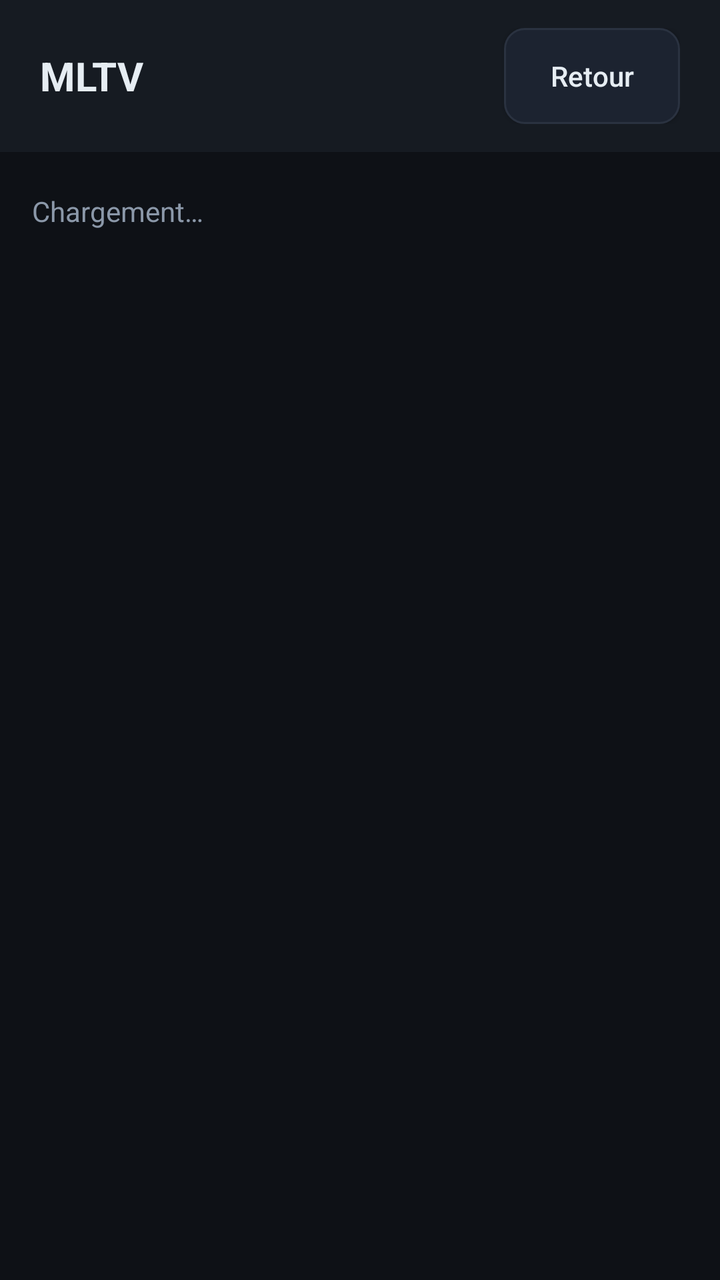
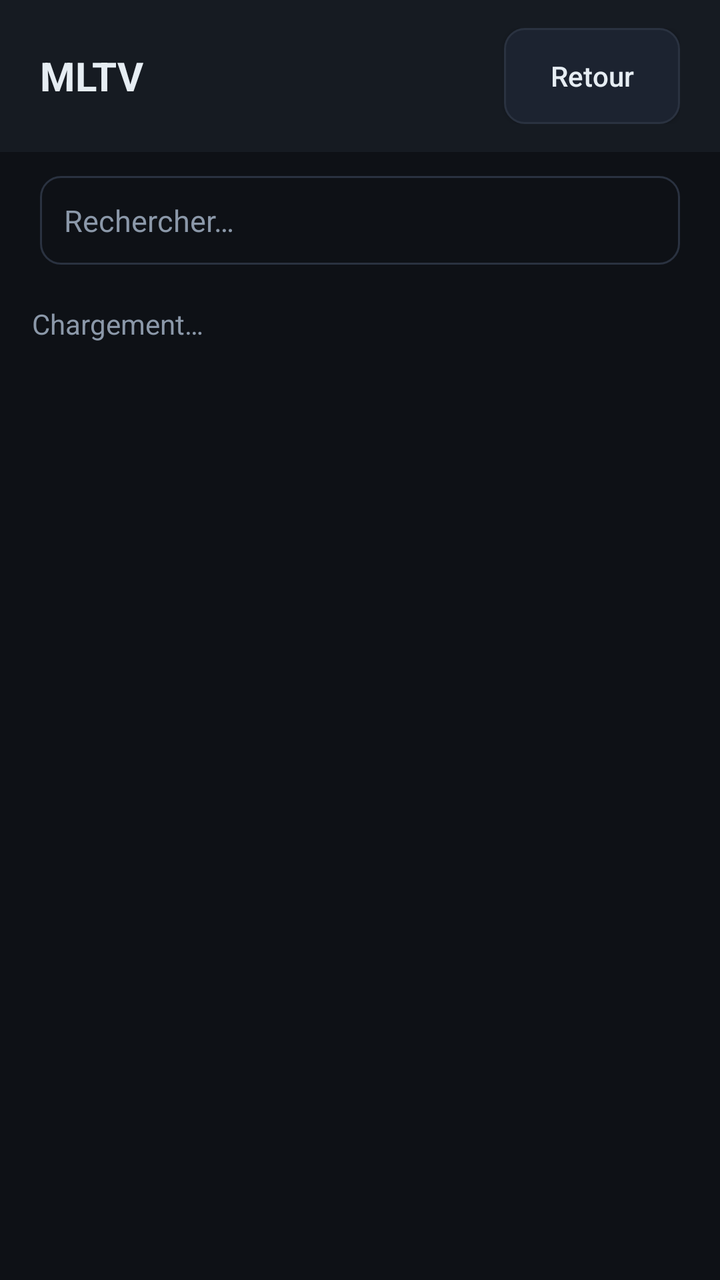

Screens rendered from an Android XML layout before and after an edit, with the pre-edit source and the edit as a unified diff.
<!-- AndroidManifest.xml: application theme Theme.MLTV -->
<!-- res/layout/activity_grid.xml -->
<?xml version="1.0" encoding="utf-8"?>
<LinearLayout xmlns:android="http://schemas.android.com/apk/res/android"
    android:layout_width="match_parent"
    android:layout_height="match_parent"
    android:orientation="vertical"
    android:background="@color/bg">

    <LinearLayout
        android:layout_width="match_parent"
        android:layout_height="wrap_content"
        android:orientation="horizontal"
        android:gravity="center_vertical"
        android:paddingHorizontal="20dp"
        android:paddingVertical="14dp"
        android:background="@color/panel">

        <TextView
            android:id="@+id/tv_header"
            android:layout_width="0dp"
            android:layout_height="wrap_content"
            android:layout_weight="1"
            android:text="@string/app_name"
            android:textColor="@color/txt"
            android:textSize="20sp"
            android:textStyle="bold" />

        <Button
            android:id="@+id/btn_back"
            android:layout_width="wrap_content"
            android:layout_height="wrap_content"
            android:background="@drawable/btn_secondary"
            android:text="Retour"
            android:textColor="@color/txt"
            android:textAllCaps="false"
            android:textSize="14sp"
            android:paddingHorizontal="16dp" />
    </LinearLayout>

    <androidx.recyclerview.widget.RecyclerView
        android:id="@+id/rv_cats"
        android:layout_width="match_parent"
        android:layout_height="wrap_content"
        android:paddingHorizontal="16dp"
        android:paddingTop="10dp"
        android:clipToPadding="false"
        android:scrollbars="none" />

    <TextView
        android:id="@+id/tv_status"
        android:layout_width="match_parent"
        android:layout_height="wrap_content"
        android:paddingHorizontal="16dp"
        android:paddingVertical="10dp"
        android:text="Chargement…"
        android:textColor="@color/muted"
        android:textSize="14sp" />

    <androidx.recyclerview.widget.RecyclerView
        android:id="@+id/rv_grid"
        android:layout_width="match_parent"
        android:layout_height="0dp"
        android:layout_weight="1"
        android:paddingHorizontal="14dp"
        android:clipToPadding="false"
        android:scrollbars="vertical" />
</LinearLayout>
<!-- resources referenced by this layout -->
<resources>
  <color name="bg">#FF0E1116</color>
  <color name="muted">#FF8B98A9</color>
  <color name="panel">#FF161B22</color>
  <color name="txt">#FFE6EDF3</color>
  <!-- drawable btn_secondary (drawable) -->
  <?xml version="1.0" encoding="utf-8"?>
  <selector xmlns:android="http://schemas.android.com/apk/res/android">
      <item android:state_focused="true">
          <shape android:shape="rectangle">
              <solid android:color="@color/panel2" />
              <stroke android:width="2dp" android:color="@color/accent" />
              <corners android:radius="10dp" />
          </shape>
      </item>
      <item>
          <shape android:shape="rectangle">
              <solid android:color="@color/panel2" />
              <stroke android:width="1dp" android:color="@color/line" />
              <corners android:radius="10dp" />
          </shape>
      </item>
  </selector>
  <string name="app_name">MLTV</string>
  <style name="Theme.MLTV" parent="Theme.AppCompat.NoActionBar">
          <item name="android:windowBackground">@color/bg</item>
          <item name="android:statusBarColor">@color/bg</item>
          <item name="android:colorBackground">@color/bg</item>
      </style>
  <color name="panel2">#FF1C2330</color>
  <color name="accent">#FFFF7A18</color>
  <color name="line">#FF2A3240</color>
</resources>

<!-- the commit's change to res/layout/activity_grid.xml (unified diff, before → after) -->
@@ -36,6 +36,22 @@
             android:paddingHorizontal="16dp" />
     </LinearLayout>
 
+    <EditText
+        android:id="@+id/et_search"
+        android:layout_width="match_parent"
+        android:layout_height="wrap_content"
+        android:layout_marginHorizontal="20dp"
+        android:layout_marginTop="12dp"
+        android:background="@drawable/field_bg"
+        android:padding="12dp"
+        android:hint="Rechercher…"
+        android:textColorHint="@color/muted"
+        android:textColor="@color/txt"
+        android:textSize="15sp"
+        android:inputType="text"
+        android:imeOptions="actionSearch"
+        android:maxLines="1" />
+
     <androidx.recyclerview.widget.RecyclerView
         android:id="@+id/rv_cats"
         android:layout_width="match_parent"
<!-- resource entries referenced after the edit -->
@@ -22,6 +22,24 @@
           </shape>
       </item>
   </selector>
+  <!-- drawable field_bg (drawable) -->
+  <?xml version="1.0" encoding="utf-8"?>
+  <selector xmlns:android="http://schemas.android.com/apk/res/android">
+      <item android:state_focused="true">
+          <shape android:shape="rectangle">
+              <solid android:color="@color/bg" />
+              <stroke android:width="2dp" android:color="@color/accent" />
+              <corners android:radius="10dp" />
+          </shape>
+      </item>
+      <item>
+          <shape android:shape="rectangle">
+              <solid android:color="@color/bg" />
+              <stroke android:width="1dp" android:color="@color/line" />
+              <corners android:radius="10dp" />
+          </shape>
+      </item>
+  </selector>
   <string name="app_name">MLTV</string>
   <style name="Theme.MLTV" parent="Theme.AppCompat.NoActionBar">
           <item name="android:windowBackground">@color/bg</item>
